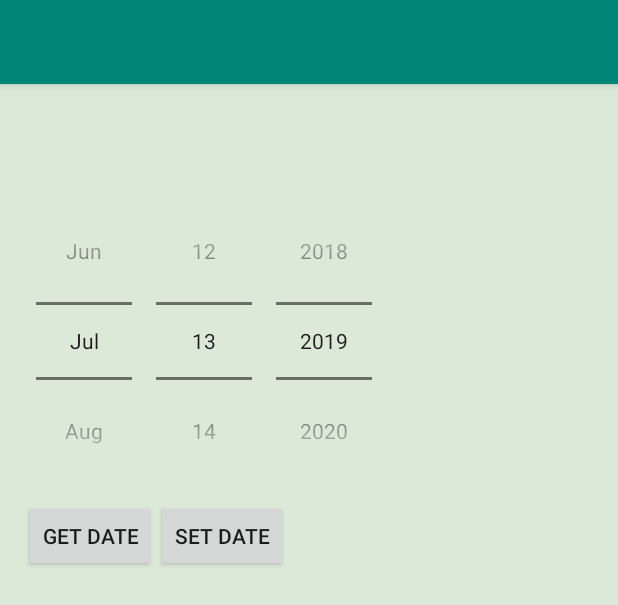
After one commit to bluebeasley/fallout-friend, an Android app: the layout activity_date_picker.xml on its own in the app's theme, with its tools: preview values and no code run, on a phone screen of 412 x 824 dp. The commit adds this screen. Shown: the top 605 px of the screen. Run offline under Robolectric (Android 15) with nearby library versions, the phone set to English and light mode, and no system bars.

Commit message:
date picker v1

```diff
--- /dev/null
+++ b/app/src/main/res/layout/activity_date_picker.xml
@@ -0,0 +1,26 @@
+<?xml version="1.0" encoding="utf-8"?>
+<androidx.coordinatorlayout.widget.CoordinatorLayout
+        xmlns:android="http://schemas.android.com/apk/res/android"
+        xmlns:app="http://schemas.android.com/apk/res-auto"
+        xmlns:tools="http://schemas.android.com/tools"
+        android:layout_width="match_parent"
+        android:layout_height="match_parent"
+        tools:context=".DatePicker">
+
+    <com.google.android.material.appbar.AppBarLayout
+            android:layout_height="wrap_content"
+            android:layout_width="match_parent"
+            android:theme="@style/AppTheme.AppBarOverlay">
+
+        <androidx.appcompat.widget.Toolbar
+                android:id="@+id/toolbar"
+                android:layout_width="match_parent"
+                android:layout_height="?attr/actionBarSize"
+                android:background="?attr/colorPrimary"
+                app:popupTheme="@style/AppTheme.PopupOverlay"/>
+
+    </com.google.android.material.appbar.AppBarLayout>
+
+    <include layout="@layout/content_date_picker"/>
+
+</androidx.coordinatorlayout.widget.CoordinatorLayout>
--- a/app/src/main/res/layout/activity_form_input.xml
+++ b/app/src/main/res/layout/activity_form_input.xml
@@ -11,12 +11,11 @@
             android:layout_width="0dp"
             android:layout_height="wrap_content"
             android:inputType="textPersonName"
-            android:text="Name"
             android:ems="10"
             android:id="@+id/textName" app:layout_constraintTop_toTopOf="parent" android:layout_marginTop="16dp"
             app:layout_constraintStart_toStartOf="parent" android:layout_marginStart="8dp"
             app:layout_constraintEnd_toEndOf="parent" android:layout_marginEnd="8dp"
-            android:contentDescription="textName"/>
+            android:contentDescription="textName" android:hint="Name"/>
     <EditText
             android:layout_width="0dp"
             android:layout_height="wrap_content"
@@ -25,7 +24,7 @@
             android:id="@+id/textBirthday" app:layout_constraintTop_toBottomOf="@+id/textName"
             app:layout_constraintEnd_toEndOf="parent" android:layout_marginEnd="8dp"
             app:layout_constraintStart_toStartOf="parent" android:layout_marginStart="8dp"
-            android:layout_marginTop="8dp" android:text="Birthday"/>
+            android:layout_marginTop="8dp" android:hint="Birthday"/>
     <Spinner
             android:layout_width="0dp"
             android:layout_height="wrap_content"
@@ -34,6 +33,7 @@
             android:layout_marginStart="8dp" android:layout_marginEnd="8dp"
             app:layout_constraintEnd_toEndOf="parent"
             app:layout_constraintHorizontal_bias="0.0" app:layout_constraintTop_toBottomOf="@+id/textBirthday"/>
+
     <Spinner
             android:layout_width="match_parent"
             android:layout_height="wrap_content" android:id="@+id/spinnerMedical"
--- /dev/null
+++ b/app/src/main/res/layout/content_date_picker.xml
@@ -0,0 +1,46 @@
+<?xml version="1.0" encoding="utf-8"?>
+<LinearLayout
+        xmlns:android="http://schemas.android.com/apk/res/android"
+        xmlns:tools="http://schemas.android.com/tools"
+        android:id="@+id/root_layout"
+        android:layout_width="match_parent"
+        android:layout_height="match_parent"
+        android:orientation="vertical"
+        android:padding="16dp"
+        android:background="#dce9d9"
+>
+    <TextView
+            android:id="@+id/text_view"
+            android:layout_width="match_parent"
+            android:layout_height="wrap_content"
+            android:layout_marginBottom="25dp"
+            android:padding="25dp"
+            android:textAppearance="@style/Base.TextAppearance.AppCompat.Large"
+            android:textColor="#ff0000"
+    />
+    <DatePicker
+            android:id="@+id/date_picker"
+            android:layout_width="wrap_content"
+            android:layout_height="wrap_content"
+            android:datePickerMode="spinner"
+            android:calendarViewShown="false"
+    />
+    <LinearLayout
+            android:layout_width="match_parent"
+            android:layout_height="wrap_content"
+            android:orientation="horizontal"
+    >
+        <Button
+                android:id="@+id/button_get"
+                android:layout_width="wrap_content"
+                android:layout_height="wrap_content"
+                android:text="Get Date"
+        />
+        <Button
+                android:id="@+id/button_set"
+                android:layout_width="wrap_content"
+                android:layout_height="wrap_content"
+                android:text="Set Date"
+        />
+    </LinearLayout>
+</LinearLayout>
--- a/app/src/main/res/values/dimens.xml
+++ b/app/src/main/res/values/dimens.xml
@@ -8,4 +8,5 @@
 
     <dimen name="text_size_lg">26sp</dimen>
     <dimen name="text_size_med">20sp</dimen>
+    <dimen name="fab_margin">16dp</dimen>
 </resources>
--- a/app/src/main/res/values/strings.xml
+++ b/app/src/main/res/values/strings.xml
@@ -9,5 +9,6 @@
     <string name="recommended_title">Recommended for you</string>
     <string name="progress_title_start">Get Started</string>
     <string name="progress_title_in_progress">Keep Going</string>
-    <string name="progress_subtitle_in_progress">You\'ve completed %1$s / %2$s </string>
+    <string name="progress_subtitle_in_progress">You\'ve completed %1$s / %2$s</string>
+    <string name="title_activity_date_picker">DatePicker</string>
 </resources>
--- a/app/src/main/res/values/styles.xml
+++ b/app/src/main/res/values/styles.xml
@@ -7,5 +7,11 @@
         <item name="colorPrimaryDark">@color/colorPrimaryDark</item>
         <item name="colorAccent">@color/colorAccent</item>
     </style>
+    <style name="AppTheme.NoActionBar">
+        <item name="windowActionBar">false</item>
+        <item name="windowNoTitle">true</item>
+    </style>
+    <style name="AppTheme.AppBarOverlay" parent="ThemeOverlay.AppCompat.Dark.ActionBar"/>
+    <style name="AppTheme.PopupOverlay" parent="ThemeOverlay.AppCompat.Light"/>
 
 </resources>
```
Also changed, not shown: app/src/main/java/com/booisajerk/preparednessbuddy/DatePicker.kt (added, +95 -0 lines), app/src/main/java/com/booisajerk/preparednessbuddy/FormInputActivity.kt (+10 -2 lines).
